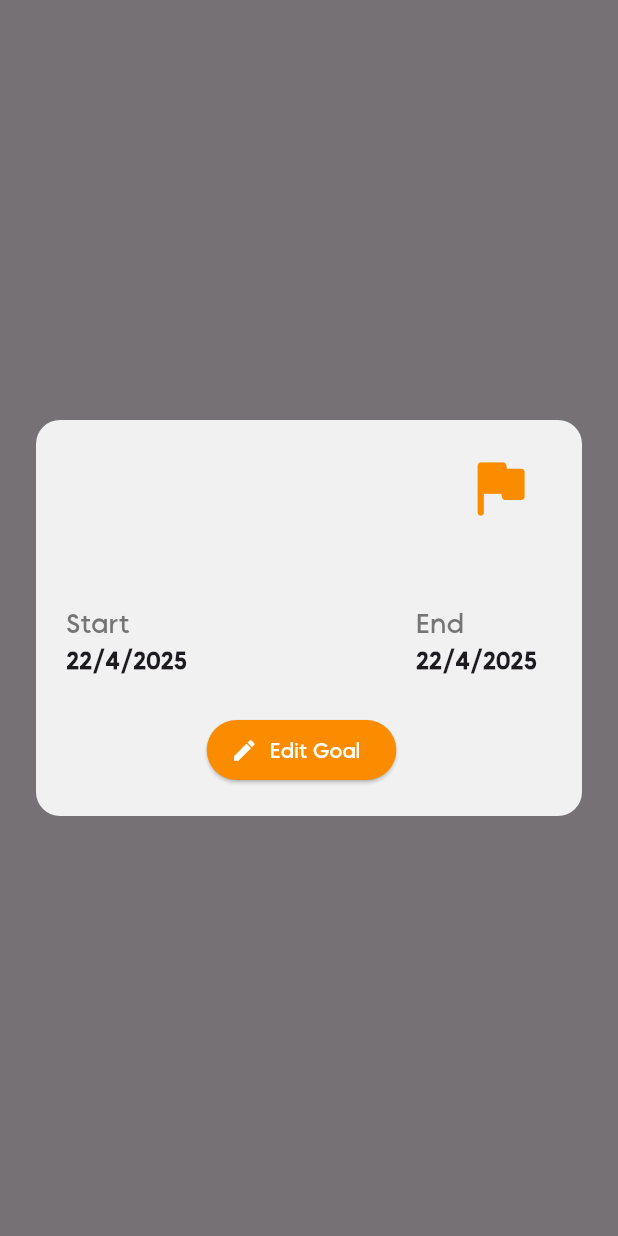
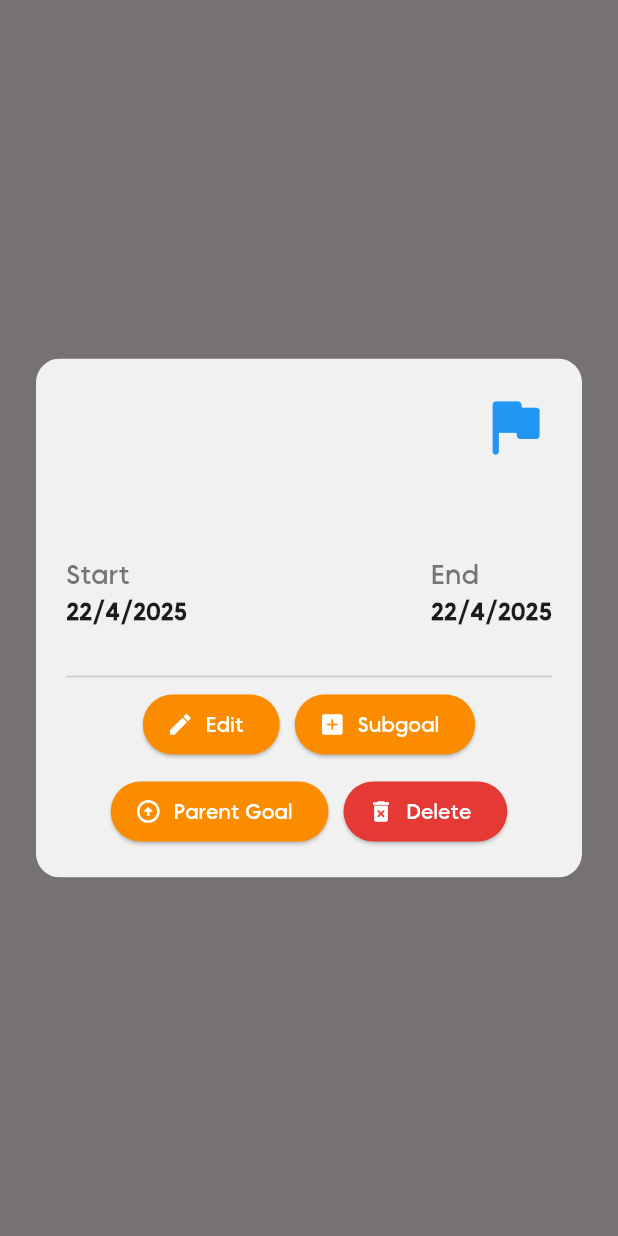
Before and after one commit to UPJGuven/Final-Year-Project-FYP-, a Flutter app: what showGoalDetailPopup() shows on an empty page, opened directly with empty values, on a phone screen of 412 x 824 dp. Run offline on Flutter 3.47's test engine with Material 3 defaults, Android fonts, the phone set to English and light mode, and no system bars; our stand-ins replace cloud_firestore, firebase_auth, firebase_core, google_sign_in; missing offline and left inert: graphite; accounts and stored records are empty.

Commit message:
#20 - Goal Options rework
- onLongPress() of a goal now goes straight to the new goal_detail_popup.dart which now has all the goal operations (parent-goal, sub-goal, edit and delete)

```diff
--- a/lib/widgets/goal_detail_popup.dart
+++ b/lib/widgets/goal_detail_popup.dart
@@ -1,4 +1,3 @@
-// goal_detail_popup.dart
 import 'package:flutter/material.dart';
 import 'package:cloud_firestore/cloud_firestore.dart';
 import 'dart:ui';
@@ -7,34 +6,32 @@ void showGoalDetailPopup({
   required BuildContext context,
   required String goalId,
   required VoidCallback onEdit,
+  required VoidCallback onSubGoal,
+  required VoidCallback onParentGoal,
+  required VoidCallback onDelete,
 }) {
   showGeneralDialog(
     context: context,
     barrierDismissible: true,
-    barrierLabel: MaterialLocalizations.of(context).modalBarrierDismissLabel,
+    barrierLabel: "Goal Details",
     barrierColor: Colors.black54,
     transitionDuration: Duration(milliseconds: 300),
-    pageBuilder: (context, animation, secondaryAnimation) {
+    pageBuilder: (context, _, __) {
       return Center(
         child: Padding(
-          padding: const EdgeInsets.all(24),
+          padding: const EdgeInsets.symmetric(horizontal: 24),
+          child: Material(
+            color: Colors.transparent,
             child: FutureBuilder<DocumentSnapshot>(
               future: FirebaseFirestore.instance.collection('Goal').doc(goalId).get(),
               builder: (context, snapshot) {
                 if (!snapshot.hasData) {
-                return CircularProgressIndicator();
+                  return Center(child: CircularProgressIndicator());
                 }
 
                 final data = snapshot.data!.data() as Map<String, dynamic>?;
                 if (data == null) {
-                return Material(
-                  color: Colors.white,
-                  borderRadius: BorderRadius.circular(16),
-                  child: Padding(
-                    padding: const EdgeInsets.all(24.0),
-                    child: Text("Goal not found"),
-                  ),
-                );
+                  return Center(child: Text("Goal not found"));
                 }
 
                 final details = data['goalDetails'] ?? {};
@@ -42,25 +39,23 @@ void showGoalDetailPopup({
                 final description = details['description'] ?? '';
                 final startDate = (details['startDate'] as Timestamp).toDate();
                 final endDate = (details['endDate'] as Timestamp).toDate();
+                final hasParent = data['parentGoalId'] != null && data['parentGoalId'] != '';
 
                 return ClipRRect(
                   borderRadius: BorderRadius.circular(16),
                   child: BackdropFilter(
-                  filter: ImageFilter.blur(sigmaX: 6.0, sigmaY: 6.0),
-                  child: Material(
+                    filter: ImageFilter.blur(sigmaX: 10.0, sigmaY: 10.0),
+                    child: Container(
+                      constraints: BoxConstraints(
+                        maxHeight: MediaQuery.of(context).size.height * 0.75,
+                      ),
                       color: Colors.white.withOpacity(0.9),
-                    child: Container(
-                      constraints: BoxConstraints(maxHeight: MediaQuery.of(context).size.height * 0.75),
-                      padding: const EdgeInsets.all(20),
-                      child: ScrollConfiguration(
-                        behavior: ScrollConfiguration.of(context).copyWith(scrollbars: false),
                       child: Scrollbar(
                         thumbVisibility: true,
-                          thickness: 4.0,
                         radius: Radius.circular(8),
-                          child: Padding(
-                            padding: const EdgeInsets.only(right: 10.0),
+                        thickness: 5,
                         child: SingleChildScrollView(
+                          padding: const EdgeInsets.all(20),
                           child: Column(
                             mainAxisSize: MainAxisSize.min,
                             crossAxisAlignment: CrossAxisAlignment.start,
@@ -71,19 +66,20 @@ void showGoalDetailPopup({
                                     child: Text(
                                       name,
                                       style: TextStyle(
-                                            fontSize: 22,
+                                        fontSize: 26,
                                         fontWeight: FontWeight.bold,
                                         color: Colors.black,
                                       ),
                                     ),
                                   ),
-                                      Icon(Icons.flag_rounded, size: 50, color: Colors.orange[600]),
+                                  Icon(Icons.flag_rounded,
+                                      size: 50, color: Colors.blue),
                                 ],
                               ),
-                                  SizedBox(height: 12),
+                              SizedBox(height: 16),
                               Text(
                                 description,
-                                    style: TextStyle(fontSize: 18, color: Colors.black),
+                                style: TextStyle(fontSize: 20, color: Colors.black),
                               ),
                               SizedBox(height: 16),
                               Row(
@@ -112,25 +108,67 @@ void showGoalDetailPopup({
                                 ],
                               ),
                               SizedBox(height: 24),
-                                  Align(
-                                    alignment: Alignment.center,
-                                    child: ElevatedButton.icon(
+                              Divider(),
+
+                              Center(
+                                child: Wrap(
+                                  alignment: WrapAlignment.center,
+                                  spacing: 10,
+                                  runSpacing: 10,
+                                  children: [
+                                    ElevatedButton.icon(
+                                      icon: Icon(Icons.edit),
+                                      label: Text("Edit"),
                                       style: ElevatedButton.styleFrom(
                                         backgroundColor: Colors.orange[600],
                                         foregroundColor: Colors.white,
                                       ),
-                                      icon: Icon(Icons.edit),
-                                      label: Text("Edit Goal"),
                                       onPressed: () {
-                                        Navigator.of(context).pop();
+                                        Navigator.pop(context);
                                         onEdit();
                                       },
                                     ),
+                                    ElevatedButton.icon(
+                                      icon: Icon(Icons.add_box_rounded),
+                                      label: Text("Subgoal"),
+                                      style: ElevatedButton.styleFrom(
+                                        backgroundColor: Colors.orange[600],
+                                        foregroundColor: Colors.white,
+                                      ),
+                                      onPressed: () {
+                                        Navigator.pop(context);
+                                        onSubGoal();
+                                      },
+                                    ),
+                                    if (!hasParent)
+                                      ElevatedButton.icon(
+                                        icon: Icon(Icons.arrow_circle_up),
+                                        label: Text("Parent Goal"),
+                                        style: ElevatedButton.styleFrom(
+                                          backgroundColor: Colors.orange[600],
+                                          foregroundColor: Colors.white,
+                                        ),
+                                        onPressed: () {
+                                          Navigator.pop(context);
+                                          onParentGoal();
+                                        },
+                                      ),
+                                    ElevatedButton.icon(
+                                      icon: Icon(Icons.delete_forever),
+                                      label: Text("Delete"),
+                                      style: ElevatedButton.styleFrom(
+                                        backgroundColor: Colors.red[600],
+                                        foregroundColor: Colors.white,
+                                      ),
+                                      onPressed: () {
+                                        Navigator.pop(context);
+                                        onDelete();
+                                      },
                                     ),
                                   ],
                                 ),
                               ),
-                          ),
+                            ],
                           ),
                         ),
                       ),
@@ -140,17 +178,17 @@ void showGoalDetailPopup({
               },
             ),
           ),
+        ),
       );
     },
     transitionBuilder: (context, animation, secondaryAnimation, child) {
-      final slideAnimation = Tween<Offset>(
-        begin: Offset(0, 0.3),
+      return SlideTransition(
+        position: Tween<Offset>(
+          begin: Offset(0, 1),
           end: Offset.zero,
-      ).animate(CurvedAnimation(
-        parent: animation,
-        curve: Curves.easeOutCubic,
-      ));
-      return SlideTransition(position: slideAnimation, child: child);
+        ).animate(CurvedAnimation(parent: animation, curve: Curves.easeOut)),
+        child: child,
+      );
     },
   );
 }
```
Also changed, not shown: lib/screens/goal_hierarchy_screen.dart (+87 -60 lines). Lines whose indentation alone changed are shown as unchanged.
